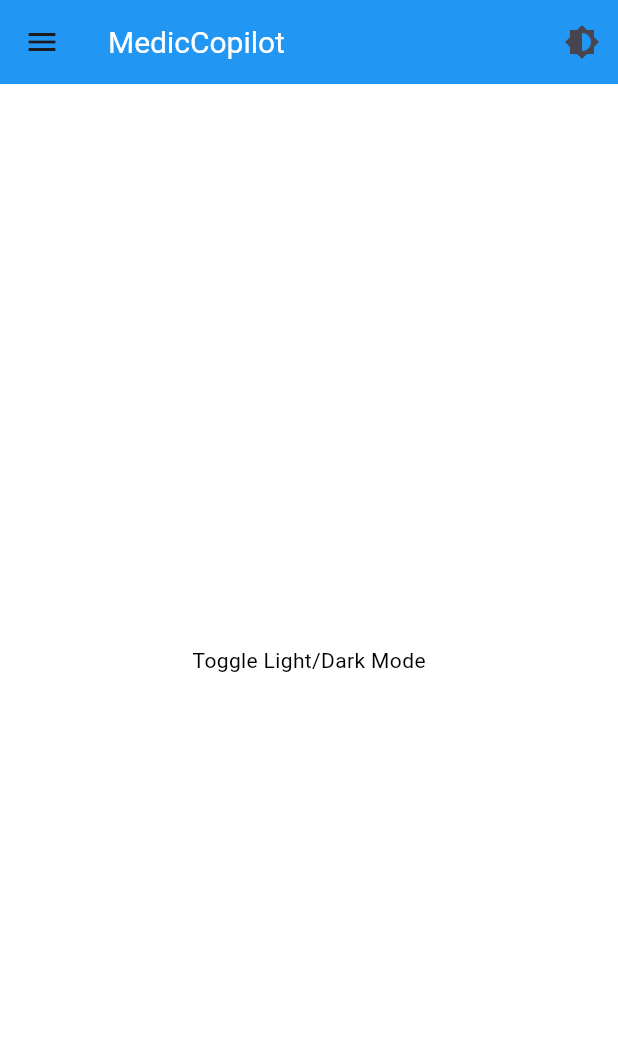
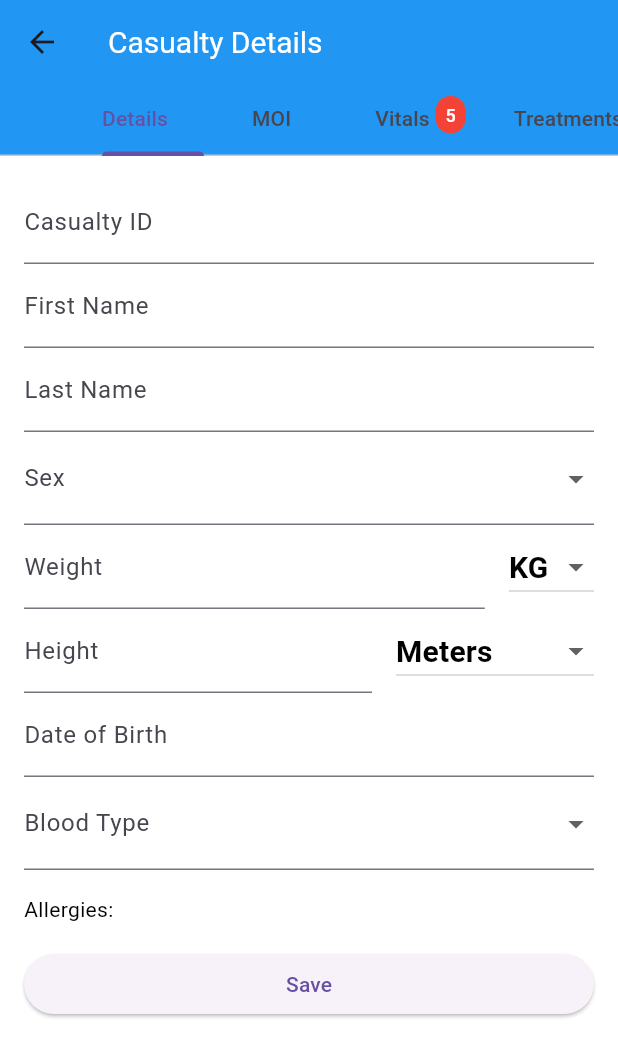
Before and after one commit to rjk2011/sw-mcp-v2, a Flutter app: the screen it shows after launch, in the side drawer, after a tap on "Home", on a phone screen of 412 x 824 dp. Shown: the top 1057 px of the screen. Run offline on Flutter 3.47's test engine with Material 3 defaults, Android fonts, the light colour scheme and no system bars.

Commit message:
Updated Screens

```diff
--- a/lib/components/custom_drawer.dart
+++ b/lib/components/custom_drawer.dart
@@ -1,7 +1,10 @@
 import 'package:flutter/material.dart';
-import 'package:uitest/screens/casualty/mobile/casualty_batdokview_screen.dart';
-import '../screens/casualty/mobile/casualty_mobile_landscape_screen.dart';
-import '../screens/casualty/mobile/casualty_mobile_portrait_screen.dart';
+import 'package:uitest/screens/casualty_list/mobile/casualty_batdokview_screen.dart';
+import '../screens/casualty_detail/casualty_detail_home.dart';
+import '../screens/casualty_detail/casualty_detail_screen.dart';
+import '../screens/casualty_list/mobile/casualty_mobile_landscape_screen.dart';
+import '../screens/casualty_list/mobile/casualty_mobile_portrait_screen.dart';
+import '../screens/settings_screen.dart';
 
 class CustomDrawer extends StatelessWidget {
   @override
@@ -43,6 +46,10 @@
               title: Text('Home'),
               onTap: () {
                 Navigator.pop(context); // Close the drawer
+                Navigator.push(
+                  context,
+                  MaterialPageRoute(builder: (context) => CasualtyDetailHome()),  // Push CasualtyPortraitScreen
+                );
                 // Navigate to Home Page
               },
             ),
@@ -104,18 +111,7 @@
                 // Navigate to Reports Page
               },
             ),
-            // BATDOK Option
-            ListTile(
-              leading: Icon(Icons.person),
-              title: Text('BATDOK '),
-              onTap: () {
-                Navigator.pop(context); // Close the drawer
-                Navigator.push(
-                  context,
-                  MaterialPageRoute(builder: (context) => CasualtyScreenBatdok()),  // Navigate to Casualty BATDOK screen
-                );
-              },
-            ),
+
             Divider(),
             // Settings Option
             ListTile(
@@ -123,7 +119,10 @@
               title: Text('Settings'),
               onTap: () {
                 Navigator.pop(context); // Close the drawer
-                // Navigate to Settings Page
+                Navigator.push(
+                  context,
+                  MaterialPageRoute(builder: (context) => SettingsScreen()),  // Push CasualtyPortraitScreen
+                );
               },
             ),
           ],
--- /dev/null
+++ b/lib/screens/casualty_detail/casualty_detail_home.dart
@@ -0,0 +1,140 @@
+import 'package:flutter/material.dart';
+
+import 'casualty_detail_screen.dart';
+
+class CasualtyDetailHome extends StatefulWidget {
+  @override
+  _CasualtyDetailHomeState createState() => _CasualtyDetailHomeState();
+}
+
+class _CasualtyDetailHomeState extends State<CasualtyDetailHome> with SingleTickerProviderStateMixin {
+  late TabController _tabController;
+
+  // Example badge counts for each tab
+  Map<String, int> badgeCounts = {
+    'Details': 0,
+    'MOI': 0,
+    'Vitals': 5,
+    'Treatments': 0,
+    'Complications': 1,
+    'Events': 0,
+  };
+
+  @override
+  void initState() {
+    super.initState();
+    _tabController = TabController(length: 6, vsync: this);
+  }
+
+  @override
+  void dispose() {
+    _tabController.dispose();
+    super.dispose();
+  }
+
+  Widget buildTabWithBadge(String tabName) {
+    int badgeCount = badgeCounts[tabName] ?? 0;
+    return Stack(
+      children: [
+        Padding(
+          padding: const EdgeInsets.only(right: 24.0), // Add space for the badge
+          child: Tab(text: tabName),
+        ),
+        if (badgeCount > 0)
+          Positioned(
+            right: 0,
+            top: 8, // Adjust vertical position
+            child: Container(
+              padding: EdgeInsets.all(4),
+              decoration: BoxDecoration(
+                color: Colors.red,
+                borderRadius: BorderRadius.circular(10),
+              ),
+              constraints: BoxConstraints(
+                minWidth: 20,
+                minHeight: 20,
+              ),
+              child: Text(
+                '$badgeCount',
+                style: TextStyle(
+                  color: Colors.white,
+                  fontSize: 12,
+                ),
+                textAlign: TextAlign.center,
+              ),
+            ),
+          ),
+      ],
+    );
+  }
+
+  @override
+  Widget build(BuildContext context) {
+    var isLandscape = MediaQuery.of(context).orientation == Orientation.landscape;
+
+    return Scaffold(
+      appBar: AppBar(
+        title: Text('Casualty Details'),
+        bottom: PreferredSize(
+          preferredSize: Size.fromHeight(48.0),
+          child: isLandscape
+              ? TabBar(
+            controller: _tabController,
+            isScrollable: false, // Use full width in landscape mode
+            tabs: [
+              buildTabWithBadge('Details'),
+              buildTabWithBadge('MOI'),
+              buildTabWithBadge('Vitals'),
+              buildTabWithBadge('Treatments'),
+              buildTabWithBadge('Complications'),
+              buildTabWithBadge('Events'),
+            ],
+          )
+              : SingleChildScrollView(
+            scrollDirection: Axis.horizontal,
+            child: TabBar(
+              controller: _tabController,
+              isScrollable: true, // Scrollable in portrait mode
+              tabs: [
+                buildTabWithBadge('Details'),
+                buildTabWithBadge('MOI'),
+                buildTabWithBadge('Vitals'),
+                buildTabWithBadge('Treatments'),
+                buildTabWithBadge('Complications'),
+                buildTabWithBadge('Events'),
+              ],
+            ),
+          ),
+        ),
+      ),
+      body: TabBarView(
+        controller: _tabController,
+        children: [
+          CasualtyDetailScreen(),
+          // PlaceholderTabScreen(tabName: 'Details'),
+          PlaceholderTabScreen(tabName: 'MOI'),
+          PlaceholderTabScreen(tabName: 'Vitals'),
+          PlaceholderTabScreen(tabName: 'Treatments'),
+          PlaceholderTabScreen(tabName: 'Complications'),
+          PlaceholderTabScreen(tabName: 'Events'),
+        ],
+      ),
+    );
+  }
+}
+
+class PlaceholderTabScreen extends StatelessWidget {
+  final String tabName;
+
+  PlaceholderTabScreen({required this.tabName});
+
+  @override
+  Widget build(BuildContext context) {
+    return Center(
+      child: Text(
+        tabName,
+        style: TextStyle(fontSize: 24),
+      ),
+    );
+  }
+}
--- /dev/null
+++ b/lib/screens/casualty_detail/casualty_detail_screen.dart
@@ -0,0 +1,188 @@
+import 'package:flutter/material.dart';
+
+class CasualtyDetailScreen extends StatefulWidget {
+  @override
+  _CasualtyDetailScreenState createState() => _CasualtyDetailScreenState();
+}
+
+class _CasualtyDetailScreenState extends State<CasualtyDetailScreen> {
+  final _formKey = GlobalKey<FormState>();
+  String? selectedSex;
+  String? selectedBloodType;
+  String weightUnit = 'KG';
+  String heightUnit = 'Meters'; // Add height unit with a default value
+  List<String> allergies = [];
+  TextEditingController casualtyIdController = TextEditingController();
+  TextEditingController firstNameController = TextEditingController();
+  TextEditingController lastNameController = TextEditingController();
+  TextEditingController weightController = TextEditingController();
+  TextEditingController heightController = TextEditingController();
+  TextEditingController dateOfBirthController = TextEditingController();
+
+  List<String> bloodTypes = ['A+', 'A-', 'B+', 'B-', 'AB+', 'AB-', 'O+', 'O-'];
+  List<String> sexOptions = ['Male', 'Female', 'Other'];
+
+  @override
+  Widget build(BuildContext context) {
+    return Scaffold(
+      body: Padding(
+        padding: const EdgeInsets.all(16.0),
+        child: Form(
+          key: _formKey,
+          child: ListView(
+            children: [
+              TextFormField(
+                controller: casualtyIdController,
+                decoration: InputDecoration(labelText: 'Casualty ID'),
+                validator: (value) => value!.isEmpty ? 'Enter Casualty ID' : null,
+              ),
+              TextFormField(
+                controller: firstNameController,
+                decoration: InputDecoration(labelText: 'First Name'),
+                validator: (value) => value!.isEmpty ? 'Enter First Name' : null,
+              ),
+              TextFormField(
+                controller: lastNameController,
+                decoration: InputDecoration(labelText: 'Last Name'),
+                validator: (value) => value!.isEmpty ? 'Enter Last Name' : null,
+              ),
+              DropdownButtonFormField<String>(
+                value: selectedSex,
+                decoration: InputDecoration(labelText: 'Sex'),
+                items: sexOptions.map((String value) {
+                  return DropdownMenuItem<String>(
+                    value: value,
+                    child: Text(value),
+                  );
+                }).toList(),
+                onChanged: (newValue) {
+                  setState(() {
+                    selectedSex = newValue;
+                  });
+                },
+                validator: (value) => value == null ? 'Select Sex' : null,
+              ),
+              Row(
+                children: [
+                  Expanded(
+                    child: TextFormField(
+                      controller: weightController,
+                      decoration: InputDecoration(labelText: 'Weight'),
+                      keyboardType: TextInputType.number,
+                      validator: (value) => value!.isEmpty ? 'Enter Weight' : null,
+                    ),
+                  ),
+                  SizedBox(width: 16),
+                  DropdownButton<String>(
+                    value: weightUnit,
+                    items: ['KG', 'Lbs'].map((String unit) {
+                      return DropdownMenuItem<String>(
+                        value: unit,
+                        child: Text(unit),
+                      );
+                    }).toList(),
+                    onChanged: (newValue) {
+                      setState(() {
+                        weightUnit = newValue!;
+                      });
+                    },
+                  ),
+                ],
+              ),
+              Row(
+                children: [
+                  Expanded(
+                    child: TextFormField(
+                      controller: heightController,
+                      decoration: InputDecoration(labelText: 'Height'),
+                      keyboardType: TextInputType.number,
+                      validator: (value) => value!.isEmpty ? 'Enter Height' : null,
+                    ),
+                  ),
+                  SizedBox(width: 16),
+                  DropdownButton<String>(
+                    value: heightUnit,
+                    items: ['Meters', 'Feet/Inches'].map((String unit) {
+                      return DropdownMenuItem<String>(
+                        value: unit,
+                        child: Text(unit),
+                      );
+                    }).toList(),
+                    onChanged: (newValue) {
+                      setState(() {
+                        heightUnit = newValue!;
+                      });
+                    },
+                  ),
+                ],
+              ),
+              TextFormField(
+                controller: dateOfBirthController,
+                decoration: InputDecoration(labelText: 'Date of Birth'),
+                onTap: () async {
+                  DateTime? pickedDate = await showDatePicker(
+                    context: context,
+                    initialDate: DateTime.now(),
+                    firstDate: DateTime(1900),
+                    lastDate: DateTime.now(),
+                  );
+                  if (pickedDate != null) {
+                    setState(() {
+                      dateOfBirthController.text = "${pickedDate.toLocal()}".split(' ')[0];
+                    });
+                  }
+                },
+                validator: (value) => value!.isEmpty ? 'Enter Date of Birth' : null,
+                readOnly: true,
+              ),
+              DropdownButtonFormField<String>(
+                value: selectedBloodType,
+                decoration: InputDecoration(labelText: 'Blood Type'),
+                items: bloodTypes.map((String type) {
+                  return DropdownMenuItem<String>(
+                    value: type,
+                    child: Text(type),
+                  );
+                }).toList(),
+                onChanged: (newValue) {
+                  setState(() {
+                    selectedBloodType = newValue;
+                  });
+                },
+                validator: (value) => value == null ? 'Select Blood Type' : null,
+              ),
+              SizedBox(height: 16),
+              Text('Allergies:'),
+              ListView.builder(
+                shrinkWrap: true,
+                itemCount: allergies.length,
+                itemBuilder: (context, index) {
+                  return ListTile(
+                    title: Text(allergies[index]),
+                    trailing: IconButton(
+                      icon: Icon(Icons.delete),
+                      onPressed: () {
+                        setState(() {
+                          allergies.removeAt(index);
+                        });
+                      },
+                    ),
+                  );
+                },
+              ),
+              SizedBox(height: 16),
+              ElevatedButton(
+                onPressed: () {
+                  if (_formKey.currentState!.validate()) {
+                    // Save patient details
+                  }
+                },
+                child: Text('Save'),
+              ),
+            ],
+          ),
+        ),
+      ),
+    );
+  }
+}
--- a/lib/screens/casualty/caualty_main_screen.dart
+++ b/lib/screens/casualty_list/caualty_main_screen.dart
@@ -1,5 +1,5 @@
 import 'package:flutter/material.dart';
-import 'package:uitest/screens/casualty/mobile/casualty_mobile_portrait_screen.dart';
+import 'package:uitest/screens/casualty_list/mobile/casualty_mobile_portrait_screen.dart';
 import 'mobile/casualty_mobile_landscape_screen.dart';
 import 'mobile/casualty_mobile_screen.dart';
 import 'tablet/casualty_tablet_screen.dart';
```
Also changed, not shown: lib/screens/settings_screen.dart (added, +138 -0 lines), lib/screens/casualty_list/mobile/casualty_batdokview_screen.dart (renamed from lib/screens/casualty/mobile/casualty_batdokview_screen.dart), lib/screens/casualty_list/mobile/casualty_mobile_landscape_screen.dart (renamed from lib/screens/casualty/mobile/casualty_mobile_landscape_screen.dart), lib/screens/casualty_list/mobile/casualty_mobile_portrait_screen.dart (renamed from lib/screens/casualty/mobile/casualty_mobile_portrait_screen.dart), lib/screens/casualty_list/mobile/casualty_mobile_screen.dart (renamed from lib/screens/casualty/mobile/casualty_mobile_screen.dart), lib/screens/casualty_list/tablet/casualty_tablet_screen.dart (renamed from lib/screens/casualty/tablet/casualty_tablet_screen.dart), 1 other file.
